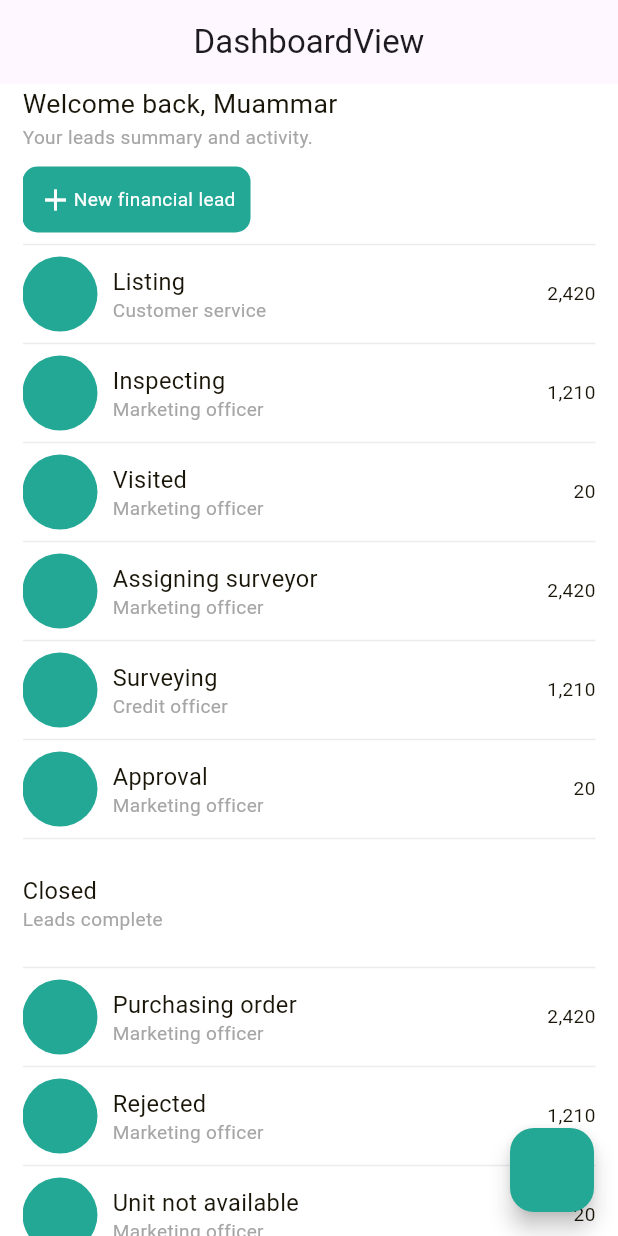
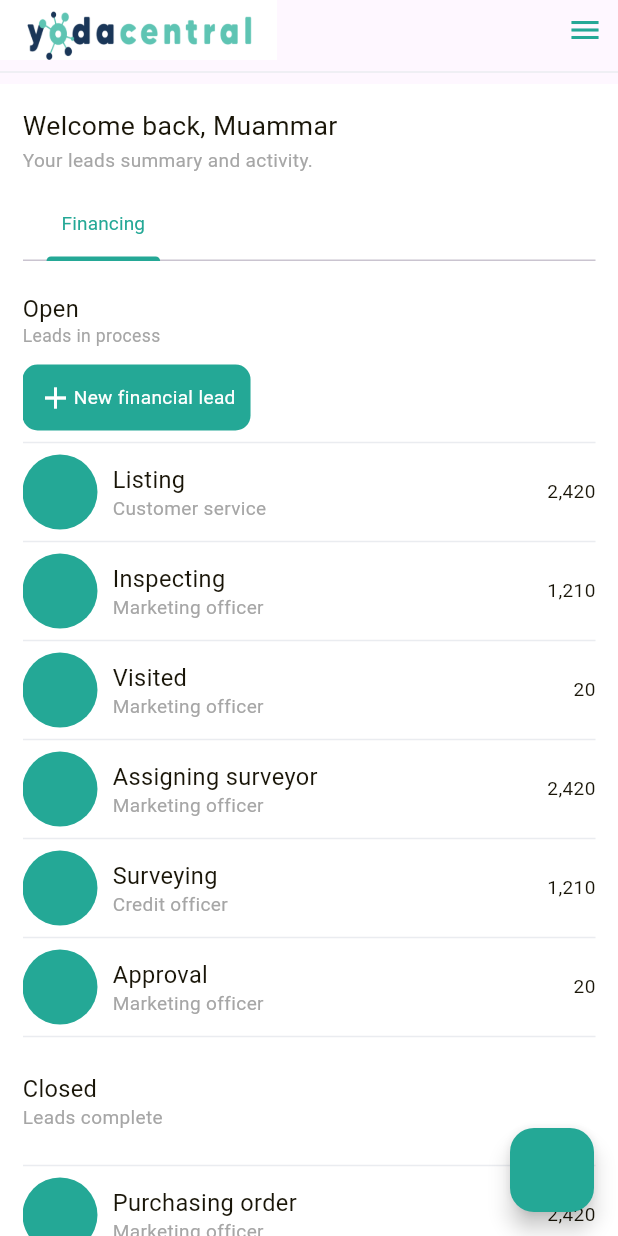
Before and after one commit to makayasa/lead-management-app, a Flutter app: the screen it shows after launch, on a phone screen of 412 x 824 dp. Run offline on Flutter 3.47's test engine with Material 3 defaults, Android fonts, the phone set to English and light mode, and no system bars; our stand-ins replace cached_network_image, dropdown_button2, flutter_form_builder, get, timelines.

Commit message:
add appbar image and tabbar in dashboard

```diff
--- a/lib/app/config/constants.dart
+++ b/lib/app/config/constants.dart
@@ -65,6 +65,11 @@ const kInputDecorationTheme = InputDecorationTheme(
   ),
 );
 
+const kTabbarTheme = TabBarTheme(
+  labelColor: kPrimaryColor,
+  indicatorColor: kPrimaryColor,
+);
+
 DecoratedLineConnector timelineConnector({Color color = kPrimaryColor}) {
   return DecoratedLineConnector(
     thickness: 4,
--- a/lib/app/modules/dashboard/controllers/dashboard_controller.dart
+++ b/lib/app/modules/dashboard/controllers/dashboard_controller.dart
@@ -1,12 +1,16 @@
+import 'package:flutter/material.dart';
 import 'package:get/get.dart';
 import 'package:lead_management_app/app/routes/app_pages.dart';
 
-class DashboardController extends GetxController {
+class DashboardController extends GetxController with GetSingleTickerProviderStateMixin {
   //TODO: Implement DashboardController
+
+  late TabController tabController;
 
   @override
   void onInit() {
     super.onInit();
+    tabController = TabController(length: 1, vsync: this);
   }
 
   @override
--- a/lib/app/modules/dashboard/views/dashboard_view.dart
+++ b/lib/app/modules/dashboard/views/dashboard_view.dart
@@ -15,8 +15,25 @@ class DashboardView extends GetView<DashboardController> {
   Widget build(BuildContext context) {
     return Scaffold(
       appBar: AppBar(
-        title: const Text('DashboardView'),
-        centerTitle: true,
+        leadingWidth: 0,
+        titleSpacing: 0,
+        bottom: const PreferredSize(
+          preferredSize: Size.fromHeight(0),
+          child: kDivider,
+        ),
+        title: SizedBox(
+          height: 70,
+          child: Image.asset(
+            'assets/yoda-central.png',
+          ),
+        ),
+        actions: const [
+          Icon(
+            Icons.menu,
+          ),
+          SizedBox(width: 10),
+        ],
+        // centerTitle: true,
       ),
       floatingActionButton: FloatingActionButton(
         onPressed: () {},
@@ -28,9 +45,28 @@ class DashboardView extends GetView<DashboardController> {
             crossAxisAlignment: CrossAxisAlignment.start,
             mainAxisSize: MainAxisSize.min,
             children: [
+              const SizedBox(height: 15),
               DefText('Welcome back, Muammar').large,
               const SizedBox(height: 2),
               DefText('Your leads summary and activity.', color: kInactiveColor).normal,
+              const SizedBox(height: 10),
+              TabBar(
+                controller: controller.tabController,
+                tabAlignment: TabAlignment.start,
+                isScrollable: true,
+                tabs: [
+                  Tab(
+                    child: Container(
+
+                      padding: const EdgeInsets.symmetric(horizontal: 10),
+                      child: Center(child: DefText('Financing', color: kPrimaryColor).normal),
+                    ),
+                  ),
+                ],
+              ),
+              const SizedBox(height:20),
+              DefText('Open').semilarge,
+              DefText('Leads in process', color: kInactiveColor).semiSmall,
               const SizedBox(height: 10),
               DefaultButton(
                 onTap: () {
--- a/lib/app/modules/form_created/views/form_created_view.dart
+++ b/lib/app/modules/form_created/views/form_created_view.dart
@@ -14,8 +14,13 @@ class FormCreatedView extends GetView<FormCreatedController> {
   Widget build(BuildContext context) {
     return Scaffold(
       appBar: AppBar(
-        leading: Container(),
-        // title: const Text('FormCreatedView'),
+        // leading: Container(),
+        // title: Container(
+        //   height: 100,
+        //   child: Image.asset(
+        //     'assets/yoda-central.png',
+        //   ),
+        // ),
         // centerTitle: true,
       ),
       body: Padding(
@@ -61,6 +66,12 @@ class FormCreatedView extends GetView<FormCreatedController> {
             ),
             const SizedBox(height: 20),
             DefaultButton(
+              onTap: () async {
+                Get.offNamedUntil(Routes.DASHBOARD, (route) => false);
+                // Get.toNamed(page)
+                Get.toNamed(Routes.FINANCING);
+                Get.toNamed(Routes.DETAIL_FINANCING);
+              },
               child: Center(
                 child: DefText('Check card', color: kBgWhite).semilarge,
               ),
--- a/lib/main.dart
+++ b/lib/main.dart
@@ -20,6 +20,7 @@ void main() {
         inputDecorationTheme: kInputDecorationTheme,
         textSelectionTheme: kTextSelectionTheme,
         scaffoldBackgroundColor: kBgWhite,
+        tabBarTheme: kTabbarTheme,
       ),
     ),
   );
--- a/pubspec.yaml
+++ b/pubspec.yaml
@@ -3,7 +3,7 @@ version: 1.0.0+1
 publish_to: none
 description: A new Flutter project.
 environment:
-  sdk: '>=3.2.2 <4.0.0'
+  sdk: ">=3.2.2 <4.0.0"
 
 dependencies:
   cupertino_icons: ^1.0.2
@@ -22,3 +22,5 @@ dev_dependencies:
 
 flutter:
   uses-material-design: true
+  assets:
+    - assets/
```
Also changed, not shown: assets/yoda-central.png (added).
